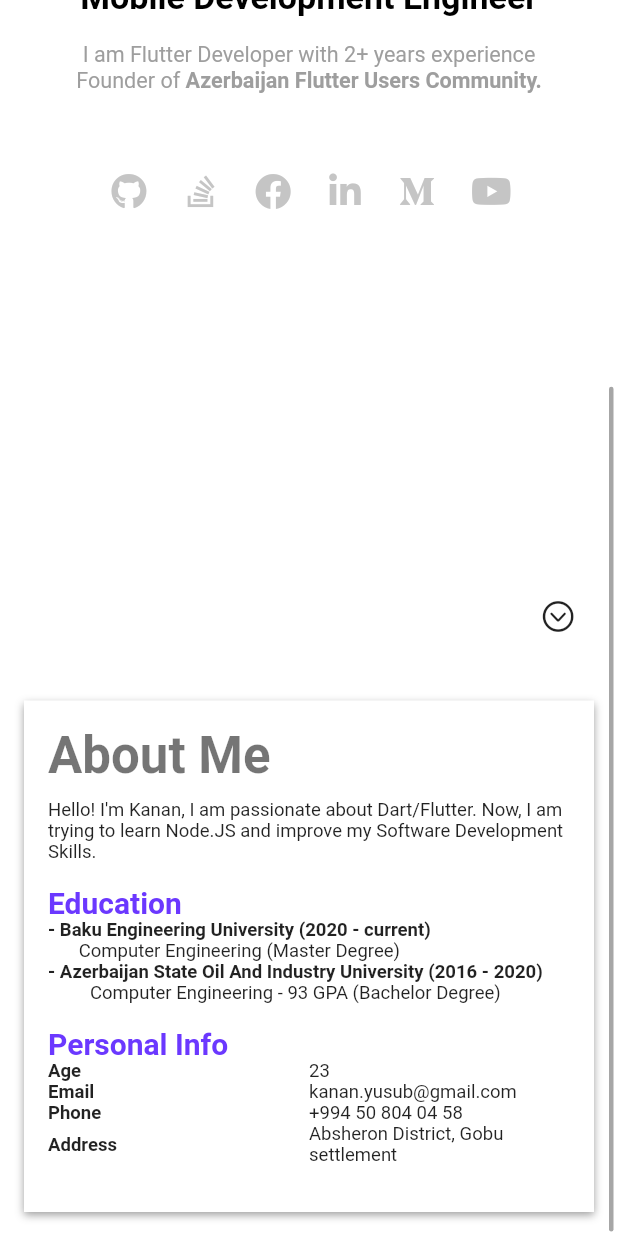
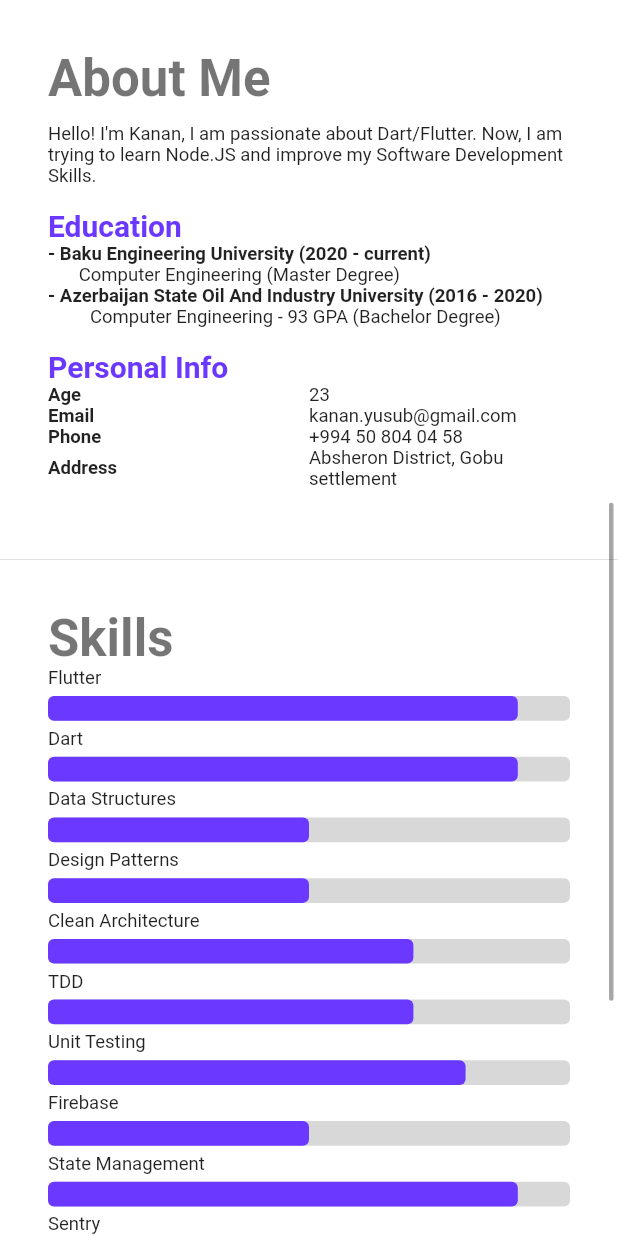
Before and after one commit to thisisyusub/Portfolio, a Flutter app: the screen it shows after launch, after a tap on an icon or button, on a phone screen of 412 x 824 dp. Run offline on Flutter 3.47's test engine with Material 2 defaults, Android fonts, the phone set to English and light mode, and no system bars; our stand-ins replace font_awesome_flutter, google_fonts, url_strategy; Roboto replaces fonts that are missing (Abel).

Commit message:
skills completed

```diff
--- a/lib/presentation/pages/main/main_page.dart
+++ b/lib/presentation/pages/main/main_page.dart
@@ -4,6 +4,7 @@ import 'package:flutter/material.dart';
 import '../../responsive_x.dart';
 import '../sections/about_me.dart';
 import '../sections/home.dart';
+import '../sections/skills.dart';
 
 class MainPage extends StatefulWidget {
   @override
@@ -32,7 +33,10 @@ class _MainPageState extends State<MainPage> {
                       curve: Curves.linear,
                     );
                   }),
+                  Divider(height: 0),
                   AboutMe(),
+                  Divider(height: 0),
+                  Skills(),
                 ],
               ),
             ),
--- /dev/null
+++ b/lib/presentation/pages/sections/skills.dart
@@ -0,0 +1,121 @@
+import 'package:flutter/material.dart';
+
+import '../../responsive_x.dart';
+import '../../values/colors.dart';
+
+class Skill {
+  final String title;
+  final double value;
+
+  const Skill({
+    required this.title,
+    this.value = 0.0,
+  });
+}
+
+final _skills = <Skill>[
+  Skill(title: 'Flutter', value: 0.9),
+  Skill(title: 'Dart', value: 0.9),
+  Skill(title: 'Data Structures', value: 0.5),
+  Skill(title: 'Design Patterns', value: 0.5),
+  Skill(title: 'Clean Architecture', value: 0.7),
+  Skill(title: 'TDD', value: 0.7),
+  Skill(title: 'Unit Testing', value: 0.8),
+  Skill(title: 'Firebase', value: 0.5),
+  Skill(title: 'State Management', value: 0.9),
+  Skill(title: 'Sentry', value: 0.5),
+  Skill(title: 'Git', value: 0.75),
+  Skill(title: 'CI', value: 0.5),
+  Skill(title: 'Github Actions', value: 0.5),
+  Skill(title: 'Bloc', value: 0.9),
+  Skill(title: 'Provider', value: 0.8),
+  Skill(title: 'Riverpod', value: 0.8),
+  Skill(title: 'RxDart', value: 0.6),
+  Skill(title: 'Node.JS', value: 0.2),
+];
+
+class Skills extends StatelessWidget {
+  const Skills({Key? key}) : super(key: key);
+
+  @override
+  Widget build(BuildContext context) {
+    return ResponsiveX(
+      builder: (_, deviceInfo) {
+        return Container(
+          margin: const EdgeInsets.all(16.0),
+          padding: const EdgeInsets.all(16.0),
+          child: Column(
+            crossAxisAlignment: CrossAxisAlignment.start,
+            children: [
+              Text(
+                'Skills',
+                style: Theme.of(context)
+                    .textTheme
+                    .headline4
+                    ?.copyWith(fontWeight: FontWeight.bold),
+              ),
+              if (deviceInfo.deviceType == DeviceType.mobile)
+                ..._skills.map((skill) {
+                  return _buildSkillItem(skill, deviceInfo);
+                }).toList()
+              else
+                GridView.builder(
+                  gridDelegate: SliverGridDelegateWithMaxCrossAxisExtent(
+                    maxCrossAxisExtent: deviceInfo.size.width / 3,
+                    mainAxisExtent: deviceInfo.size.height * 0.10,
+                    crossAxisSpacing: 10,
+                  ),
+                  shrinkWrap: true,
+                  itemBuilder: (_, index) {
+                    return _buildSkillItem(_skills[index], deviceInfo);
+                  },
+                  itemCount: _skills.length,
+                ),
+            ],
+          ),
+        );
+      },
+    );
+  }
+
+  Widget _buildSkillItem(
+    Skill skill,
+    DeviceInfo deviceInfo,
+  ) {
+    return Column(
+      mainAxisSize: MainAxisSize.min,
+      crossAxisAlignment: CrossAxisAlignment.start,
+      children: [
+        Text(
+          skill.title,
+          style: TextStyle(
+            fontSize: deviceInfo.size.shortestSide * 0.03,
+          ),
+        ),
+        const SizedBox(height: 5.0),
+        Container(
+          height: deviceInfo.size.height * 0.02,
+          decoration: BoxDecoration(
+            color: AppColors.primaryColor.withOpacity(0.4),
+            borderRadius: BorderRadius.circular(4.0),
+          ),
+          width: double.maxFinite,
+          child: Stack(
+            children: [
+              FractionallySizedBox(
+                widthFactor: skill.value,
+                child: Container(
+                  decoration: BoxDecoration(
+                    color: AppColors.actionColor,
+                    borderRadius: BorderRadius.circular(4.0),
+                  ),
+                ),
+              ),
+            ],
+          ),
+        ),
+        const SizedBox(height: 5.0),
+      ],
+    );
+  }
+}
```
Also changed, not shown: lib/presentation/pages/sections/about_me.dart (+0 -48 lines).
